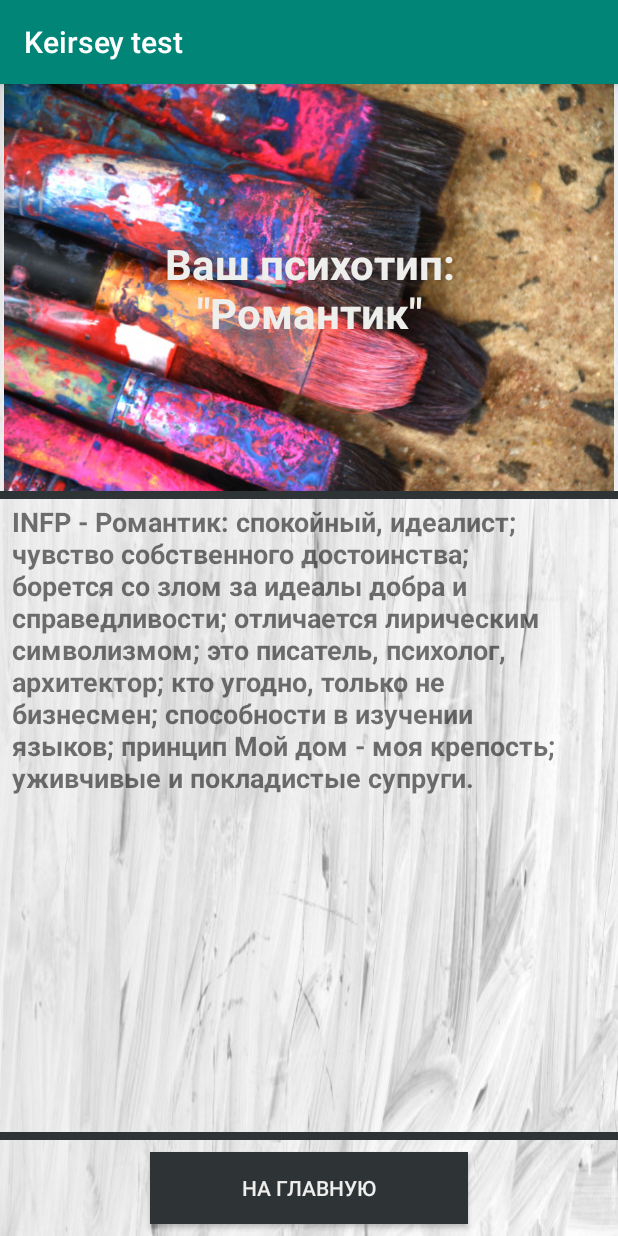
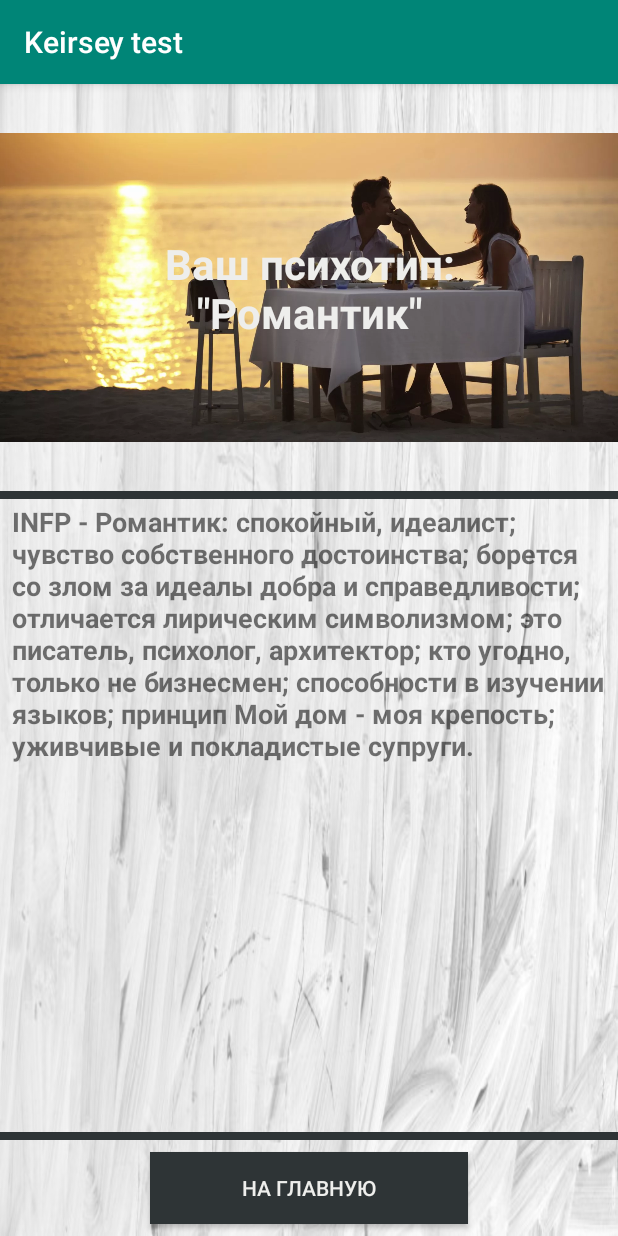
Before and after one commit to Kononkov1998/Keirsey_test, an Android app: the ResultActivity screen opened directly, with no data from a screen before it, on a phone screen of 412 x 824 dp. Run offline under Robolectric (Android 15) with nearby library versions, the phone set to English and light mode, and no system bars; 4 statements that could not run were skipped.

Commit message:
Отображение различных изображение для всех психотипов

```diff
--- a/app/src/main/java/com/example/wav9/caers/ResultActivity.java
+++ b/app/src/main/java/com/example/wav9/caers/ResultActivity.java
@@ -5,6 +5,7 @@ import android.content.pm.ActivityInfo;
 import android.os.Bundle;
 import android.support.v7.app.AppCompatActivity;
 import android.view.View;
+import android.widget.ImageView;
 import android.widget.TextView;
 
 public class ResultActivity extends AppCompatActivity {
@@ -16,6 +17,8 @@ public class ResultActivity extends AppCompatActivity {
     private TextView tvResultName;
 
     private TextView tvResultDisc;
+
+    private ImageView imageView;
 
     @Override
     protected void onCreate(Bundle savedInstanceState) {
@@ -32,6 +35,10 @@ public class ResultActivity extends AppCompatActivity {
 
         tvResultDisc = findViewById(R.id.result_disc_textView);
         tvResultDisc.setText(getResultDiscription());
+
+        imageView = (ImageView) findViewById(R.id.result_image);
+        imageView.setImageResource(getResultImage());
+
     }
 
     private int getResultName() {
@@ -107,6 +114,42 @@ public class ResultActivity extends AppCompatActivity {
         else return 0;
     }
 
+    private int getResultImage() {
+        if (result.equals("ESFP"))
+            return R.drawable.esfp;
+        else if (result.equals("ISFP"))
+            return R.drawable.isfp;
+        else if (result.equals("ESTP"))
+            return R.drawable.estp;
+        else if (result.equals("ISTP"))
+            return R.drawable.istp;
+        else if (result.equals("ESFJ"))
+            return R.drawable.esfj;
+        else if (result.equals("ISFJ"))
+            return R.drawable.isfj;
+        else if (result.equals("ESTJ"))
+            return R.string.ESTJ_name;
+        else if (result.equals("ISTJ"))
+            return R.drawable.istj;
+        else if (result.equals("ENFJ"))
+            return R.drawable.enfj;
+        else if (result.equals("INFJ"))
+            return R.drawable.infj;
+        else if (result.equals("ENFP"))
+            return R.drawable.enfp;
+        else if (result.equals("INFP"))
+            return R.drawable.infp;
+        else if (result.equals("ENTJ"))
+            return R.drawable.entj;
+        else if (result.equals("INTJ"))
+            return R.drawable.intj;
+        else if (result.equals("ENTP"))
+            return R.drawable.entp;
+        else if (result.equals("INTP"))
+            return R.drawable.intp;
+        else return 0;
+    }
+
     private String calculateResult(){
         String letter1, letter2, letter3, letter4;
         if (counter.getCountE() > counter.getCountI())
--- a/app/src/main/res/layout/activity_result.xml
+++ b/app/src/main/res/layout/activity_result.xml
@@ -27,7 +27,7 @@
 
     <ScrollView
         android:id="@+id/scrollView2"
-        android:layout_width="368dp"
+        android:layout_width="0dp"
         android:layout_height="0dp"
         android:layout_marginStart="8dp"
         android:layout_marginLeft="8dp"
@@ -39,7 +39,7 @@
         app:layout_constraintEnd_toEndOf="parent"
         app:layout_constraintHorizontal_bias="0.0"
         app:layout_constraintStart_toStartOf="parent"
-        app:layout_constraintTop_toBottomOf="@+id/imageView3">
+        app:layout_constraintTop_toBottomOf="@+id/result_image">
 
         <TextView
             android:id="@+id/result_disc_textView"
@@ -52,14 +52,14 @@
     </ScrollView>
 
     <ImageView
-        android:id="@+id/imageView3"
+        android:id="@+id/result_image"
         android:layout_width="0dp"
         android:layout_height="271dp"
         app:layout_constraintEnd_toEndOf="parent"
         app:layout_constraintHorizontal_bias="0.0"
         app:layout_constraintStart_toStartOf="parent"
         app:layout_constraintTop_toTopOf="parent"
-        app:srcCompat="@drawable/brunch" />
+        app:srcCompat="@drawable/enfj" />
 
     <TextView
         android:id="@+id/result_name_textView"
@@ -70,10 +70,10 @@
         android:textColor="@color/colorGray"
         android:textSize="@dimen/result_name_text_size"
         android:textStyle="bold"
-        app:layout_constraintBottom_toBottomOf="@+id/imageView3"
-        app:layout_constraintEnd_toEndOf="@+id/imageView3"
+        app:layout_constraintBottom_toBottomOf="@+id/result_image"
+        app:layout_constraintEnd_toEndOf="@+id/result_image"
         app:layout_constraintStart_toStartOf="parent"
-        app:layout_constraintTop_toTopOf="@+id/imageView3" />
+        app:layout_constraintTop_toTopOf="@+id/result_image" />
 
     <View
         android:id="@+id/image_divider"
@@ -82,7 +82,7 @@
         android:background="@color/discriptionBorderColor"
         app:layout_constraintEnd_toEndOf="parent"
         app:layout_constraintStart_toStartOf="parent"
-        app:layout_constraintTop_toBottomOf="@+id/imageView3" />
+        app:layout_constraintTop_toBottomOf="@+id/result_image" />
 
     <View
         android:id="@+id/disc_divider"
```
Also changed, not shown: app/src/main/res/drawable/enfj.jpg (added), app/src/main/res/drawable/enfp.jpg (added), app/src/main/res/drawable/entj.jpg (added), app/src/main/res/drawable/entp.jpg (added), app/src/main/res/drawable/esfj.jpg (added), app/src/main/res/drawable/esfp.jpg (added), app/src/main/res/drawable/estj.jpg (added), app/src/main/res/drawable/estp.jpg (added), app/src/main/res/drawable/infj.jpg (added), app/src/main/res/drawable/infp.jpg (added), app/src/main/res/drawable/intj.jpg (added), app/src/main/res/drawable/intp.jpg (added), app/src/main/res/drawable/isfj.jpg (added), app/src/main/res/drawable/isfp.jpg (renamed from app/src/main/res/drawable/brunch.jpg), 3 more files.
